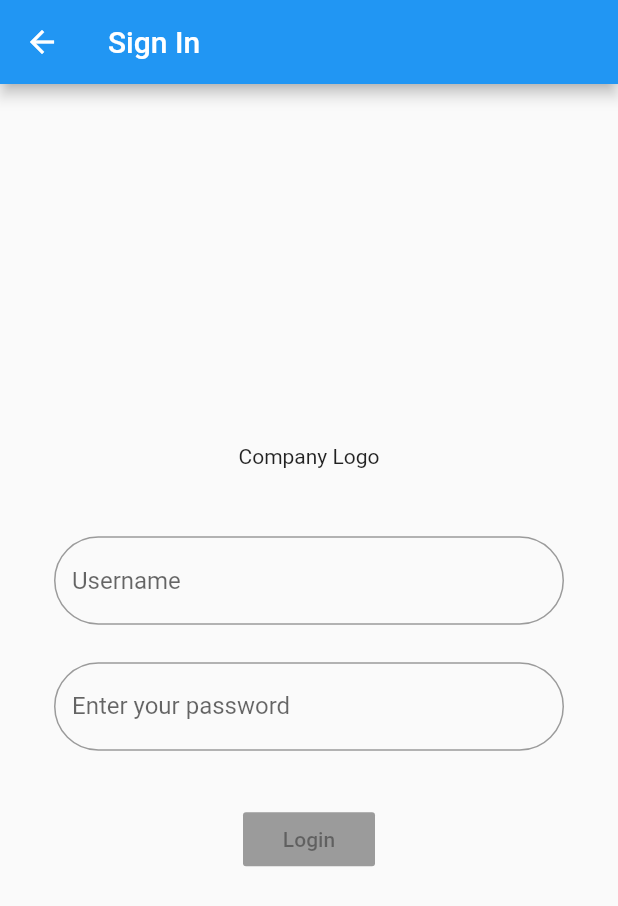
After one commit to iNoles/magento-flutter, a Flutter app: the screen it shows after launch, item 3 of the bottom bar chosen, after a tap on "Sign in", on a phone screen of 412 x 824 dp. The commit adds this screen. Shown: the top 906 px of the screen. Run offline on Flutter 3.47's test engine with Material 2 defaults, Android fonts, the phone set to English and light mode, and no system bars; our stand-ins replace graphql_flutter; network calls fail; statements that could not run were skipped.

Commit message:
Added more areas to work on.

```diff
--- a/lib/accounts_tabs.dart
+++ b/lib/accounts_tabs.dart
@@ -1,5 +1,7 @@
 import 'package:flutter/material.dart';
 import 'package:graphql_flutter/graphql_flutter.dart';
+
+import 'signin_screen.dart';
 
 class AccountsTabs extends StatelessWidget {
   AccountsTabs({Key key}) : super(key: key);
@@ -20,11 +22,11 @@ class AccountsTabs extends StatelessWidget {
       appBar: AppBar(
         title: Text('Account'),
       ),
-      body: Query(
-        options: QueryOptions(documentNode: gql(query)),
-        builder: (QueryResult result, {Refetch refetch, FetchMore fetchMore}) {
-          if (result.hasException) {
-            return Align(
+      body: guest(context),
+    );
+  }
+
+  Widget guest(BuildContext context) => Align(
         alignment: Alignment.topCenter,
         child: Column(
           crossAxisAlignment: CrossAxisAlignment.center,
@@ -32,12 +34,22 @@ class AccountsTabs extends StatelessWidget {
             Text('Logged in as Guest'),
             RaisedButton(
               child: Text('Sign in'),
-                    onPressed: null,
+              onPressed: () => Navigator.push(
+                context,
+                MaterialPageRoute(builder: (context) => SignInScreen()),
+              ),
             )
           ],
         ),
       );
+
+  Widget customer() => Query(
+        options: QueryOptions(documentNode: gql(query)),
+        builder: (QueryResult result, {Refetch refetch, FetchMore fetchMore}) {
+          if (result.hasException) {
+            return Text(result.exception.toString());
           }
+
           if (result.loading) {
             return Center(
               child: CircularProgressIndicator(),
@@ -69,7 +81,5 @@ class AccountsTabs extends StatelessWidget {
             ),
           );
         },
-      ),
       );
 }
-}
--- /dev/null
+++ b/lib/home_tabs.dart
@@ -0,0 +1,142 @@
+import 'package:flutter/material.dart';
+import 'package:graphql_flutter/graphql_flutter.dart';
+import 'package:magento_flutter/categories_screen.dart';
+import 'package:magento_flutter/product_screen.dart';
+
+import 'utils.dart';
+
+class HomeTabs extends StatelessWidget {
+  HomeTabs({Key key}) : super(key: key);
+
+  @override
+  Widget build(BuildContext context) {
+    return Scaffold(
+      appBar: AppBar(
+        title: Text('Magento Shop'),
+      ),
+      body: featuredCategory(context),
+    );
+  }
+
+  Widget productsList(BuildContext context, int categoryId) {
+    return Query(
+      options: QueryOptions(
+        documentNode: gql('''
+        {
+          category(id: $categoryId) {
+            products {
+              items {
+                name
+                sku
+                image {
+                  url
+                }
+                price {
+                  regularPrice {
+                    amount {
+                      value
+                      currency
+                    }
+                  }
+                }
+              }
+            }
+          }
+        }
+        '''),
+      ),
+      builder: (QueryResult result, {Refetch refetch, FetchMore fetchMore}) {
+        if (result.hasException) {
+          return Text(result.exception.toString());
+        }
+
+        if (result.loading) {
+          return Center(
+            child: CircularProgressIndicator(),
+          );
+        }
+
+        List items = result.data['category']['products']['items'];
+        return Container(
+          height: 185,
+          child: ListView.builder(
+            scrollDirection: Axis.horizontal,
+            itemCount: items.length,
+            itemBuilder: (context, index) {
+              final item = items[index];
+              return Container(
+                height: 115,
+                margin: EdgeInsets.all(5),
+                decoration: BoxDecoration(
+                  border: Border.all(color: Colors.grey),
+                  borderRadius: BorderRadius.circular(5),
+                ),
+                child: InkWell(
+                  onTap: () => Navigator.push(
+                    context,
+                    MaterialPageRoute(
+                      builder: (context) => ProductScreen(
+                        title: item['name'],
+                        sku: item['sku'],
+                      ),
+                    ),
+                  ),
+                  child: Column(
+                    children: [
+                      Text('Image go here'),
+                      Text(item['name']),
+                      Text(
+                        currencyWithPrice(item['price']),
+                        style: TextStyle(fontWeight: FontWeight.bold),
+                      )
+                    ],
+                  ),
+                ),
+              );
+            },
+          ),
+        );
+      },
+    );
+  }
+
+  Widget featuredCategory(BuildContext context) {
+    var category = <Map<String, dynamic>>[
+      {'title': 'Women Sale', 'category': 20},
+      {'title': 'Men Sale', 'category': 11}
+    ];
+    final children = <Widget>[];
+    category.forEach((element) {
+      children.add(
+        Column(
+          children: [
+            Container(
+              margin: EdgeInsets.all(10),
+              child: Text(
+                element['title'],
+                style: TextStyle(fontSize: 20),
+              ),
+            ),
+            productsList(context, element['category'])
+          ],
+        ),
+      );
+    });
+    children.add(
+      RaisedButton(
+        child: Text('All Categories'),
+        onPressed: () => Navigator.push(
+          context,
+          MaterialPageRoute(
+            builder: (context) => CategoriesScreen(),
+          ),
+        ),
+      ),
+    );
+    return SingleChildScrollView(
+      child: Column(
+        children: children,
+      ),
+    );
+  }
+}
--- /dev/null
+++ b/lib/signin_screen.dart
@@ -0,0 +1,92 @@
+import 'package:flutter/material.dart';
+
+class SignInScreen extends StatefulWidget {
+  @override
+  _SignInScreenState createState() => _SignInScreenState();
+}
+
+class _SignInScreenState extends State<SignInScreen> {
+  final GlobalKey<FormState> _formKey = GlobalKey<FormState>();
+  final Map<String, String> _formValues = {};
+
+  @override
+  Widget build(BuildContext context) {
+    return Scaffold(
+      appBar: AppBar(
+        title: Text('Sign In'),
+      ),
+      body: Container(
+        child: Form(
+          key: _formKey,
+          child: Padding(
+            padding: EdgeInsets.all(36),
+            child: Column(
+              crossAxisAlignment: CrossAxisAlignment.center,
+              mainAxisAlignment: MainAxisAlignment.center,
+              children: [
+                Text('Company Logo'),
+                SizedBox(
+                  height: 45.0,
+                ),
+                TextFormField(
+                  obscureText: false,
+                  decoration: InputDecoration(
+                    hintText: 'Username',
+                    border: OutlineInputBorder(
+                      borderRadius: BorderRadius.circular(32.0),
+                    ),
+                  ),
+                  validator: (String value) {
+                    if (value.isEmpty) {
+                      return 'Please enter username';
+                    }
+                    return null;
+                  },
+                  onSaved: (String value) {
+                    _formValues['username'] = value;
+                  },
+                ),
+                SizedBox(height: 25.0),
+                TextFormField(
+                  obscureText: true,
+                  decoration: InputDecoration(
+                    hintText: 'Password',
+                    labelText: 'Enter your password',
+                    border: OutlineInputBorder(
+                      borderRadius: BorderRadius.circular(32.0),
+                    ),
+                  ),
+                  validator: (newValue) {
+                    if (newValue.isEmpty) {
+                      return 'Please enter password';
+                    }
+                    return null;
+                  },
+                  onSaved: (newValue) {
+                    _formValues['password'] = newValue;
+                  },
+                ),
+                SizedBox(
+                  height: 35.0,
+                ),
+                RaisedButton(
+                  child: Text('Login'),
+                  onPressed: null,
+                ),
+              ],
+            ),
+          ),
+        ),
+      ),
+    );
+  }
+
+  void submit() {
+    if (_formKey.currentState.validate()) {
+      _formKey.currentState.save(); // Save our form now.
+
+      print('Printing the login data.');
+      print(_formValues.values);
+    }
+  }
+}
--- a/lib/start_screen.dart
+++ b/lib/start_screen.dart
@@ -2,7 +2,7 @@ import 'package:flutter/material.dart';
 
 import 'accounts_tabs.dart';
 import 'cart_tabs.dart';
-import 'categories_screen.dart';
+import 'home_tabs.dart';
 import 'search_tabs.dart';
 
 class StartScreen extends StatefulWidget {
@@ -14,7 +14,7 @@ class _StartScreenState extends State<StartScreen> {
   int _selectedIndex = 0;
 
   final List<Widget> _tabs = [
-    CategoriesScreen(
+    HomeTabs(
       key: PageStorageKey('Home'),
     ),
     SearchTabs(
--- a/lib/widget/form_builder_dropdown.dart
+++ b/lib/widget/form_builder_dropdown.dart
@@ -1,6 +1,8 @@
 import 'package:flutter/material.dart';
+import 'package:flutter/widgets.dart';
 
 import 'form_builder.dart';
+import 'form_builder_validator.dart';
 
 class FormBuilderDropdown<T> extends StatefulWidget {
   final String attribute;
@@ -106,6 +108,8 @@ class _FormBuilderDropdownState<T> extends State<FormBuilderDropdown<T>> {
       key: _fieldKey,
       enabled: !_readOnly,
       initialValue: _initialValue,
+      validator: (val) =>
+          FormBuilderValidators.validateValidators(val, widget.validators),
       onSaved: (val) {
         var transformed;
         if (widget.valueTransformer != null) {
@@ -192,6 +196,7 @@ class _FormBuilderDropdownState<T> extends State<FormBuilderDropdown<T>> {
 /*@override
   Widget build(BuildContext context) {
     _readOnly = _formState?.readOnly == true || widget.readOnly;
+
     return DropdownButtonFormField(
       key: _fieldKey,
       decoration: widget.decoration.copyWith(
```
Also changed, not shown: lib/categories_screen.dart (+6 -14 lines), lib/category_screen.dart (+13 -21 lines), lib/product_screen.dart (+12 -12 lines), lib/search_tabs.dart (+8 -14 lines), lib/utils.dart (+5 -2 lines), lib/widget/form_builder_validator.dart (added, +32 -0 lines). Lines whose indentation alone changed are shown as unchanged.
